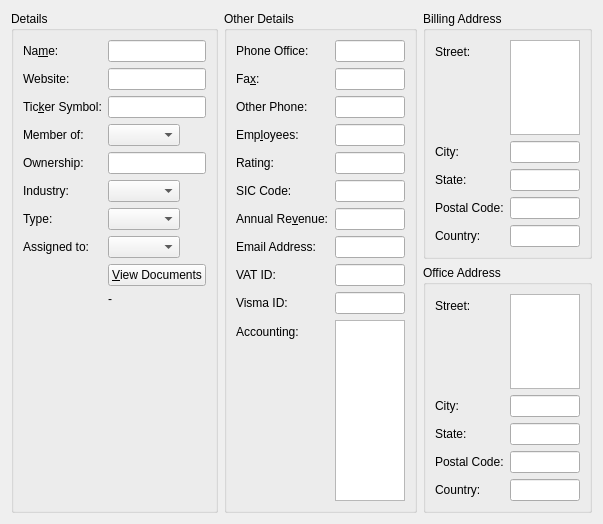
Old version of the form client/src/details/accountdetails.ui in the repository KDAB/FatCRM.
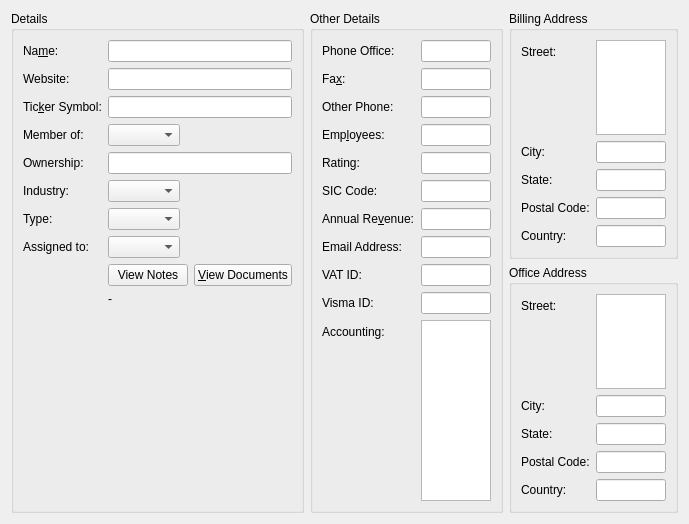
New version of the form. Custom widgets are drawn as their Qt base class.

Commit message:
Add support for viewing notes/emails for accounts and contacts
Task-Id: FATCRM-134

```diff
--- a/client/src/details/accountdetails.ui
+++ b/client/src/details/accountdetails.ui
@@ -129,6 +129,13 @@
       </item>
       <item row="8" column="1">
        <layout class="QHBoxLayout" name="horizontalLayout">
+        <item>
+         <widget class="QPushButton" name="viewNotesButton">
+          <property name="text">
+           <string>View Notes</string>
+          </property>
+         </widget>
+        </item>
         <item>
          <widget class="QPushButton" name="viewDocumentsButton">
           <property name="text">
```
The commit also changes 11 other files.
